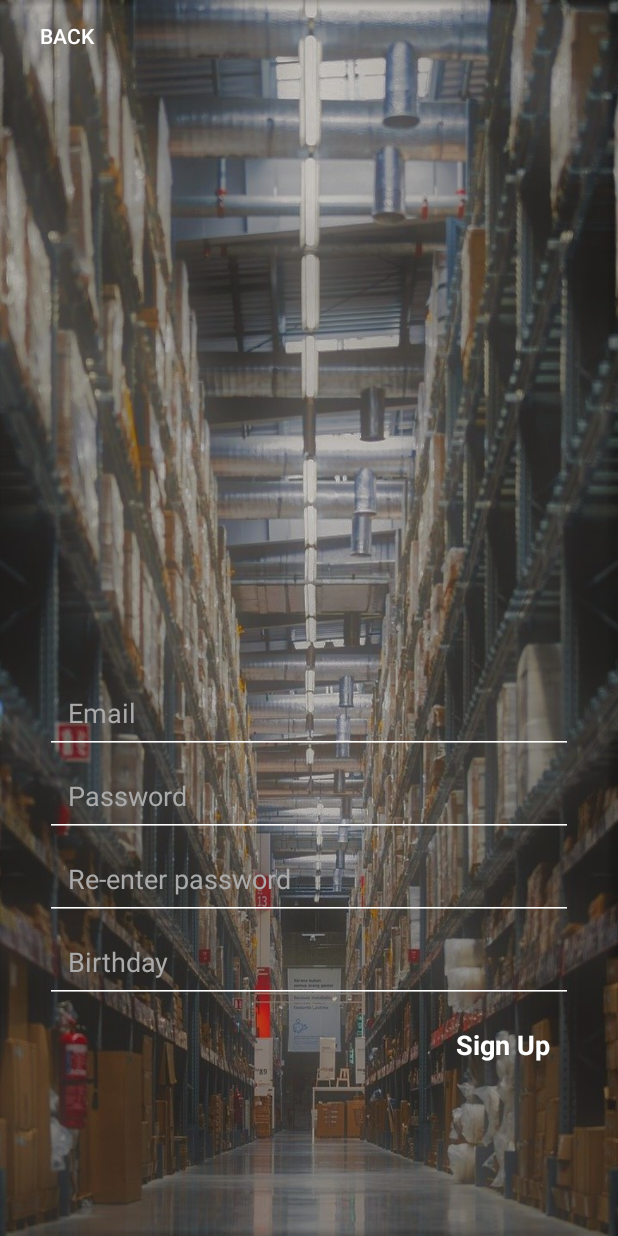
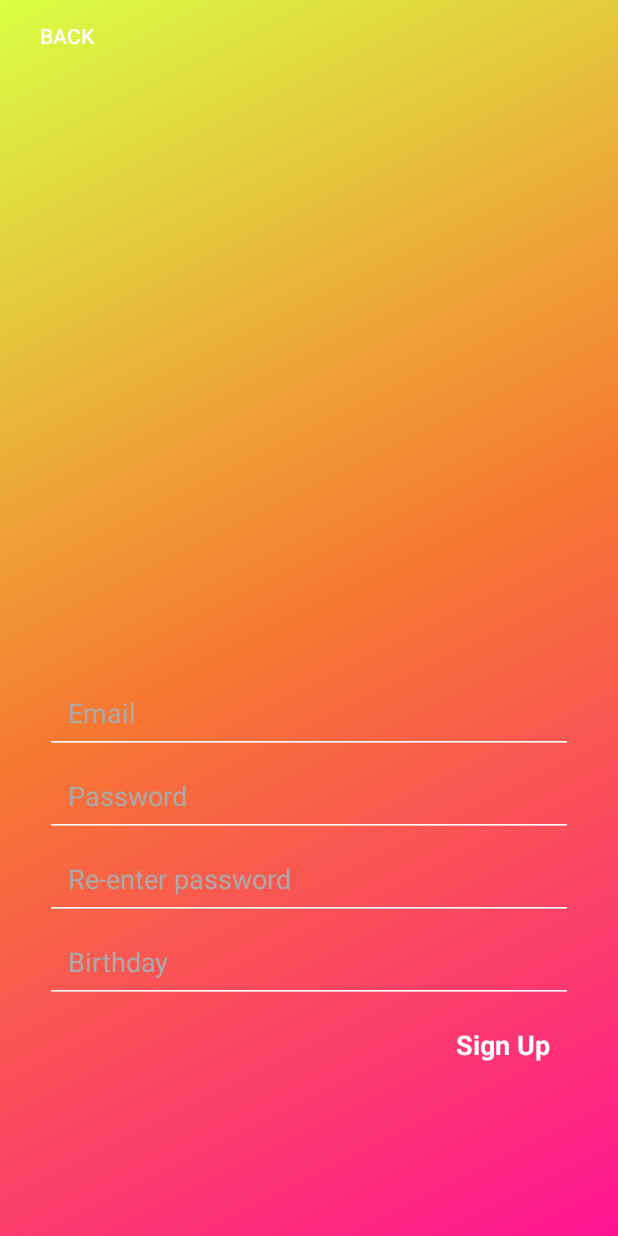
Before and after one commit to wilybear/SmartShopping, an Android app: the screen it shows after launch (MainActivity), after a tap on "Sign Up", on a phone screen of 412 x 824 dp. Run offline under Robolectric (Android 15) with nearby library versions, the phone set to English and light mode, and no system bars; our stand-ins replace Firebase (no records; nobody signed in at launch, a user with empty details on screens opened directly).

Commit message:
background,edit text, nav graph modified

```diff
--- a/app/src/main/java/com/example/smartshopping/viewmodel/SignUpViewModel.java
+++ b/app/src/main/java/com/example/smartshopping/viewmodel/SignUpViewModel.java
@@ -2,6 +2,9 @@ package com.example.smartshopping.viewmodel;
 
 import android.app.Application;
 import android.os.Build;
+import android.text.TextUtils;
+import android.util.Patterns;
+import android.widget.EditText;
 
 import androidx.annotation.NonNull;
 import androidx.annotation.RequiresApi;
@@ -14,6 +17,7 @@ import com.google.firebase.auth.FirebaseUser;
 public class SignUpViewModel extends AndroidViewModel {
     private AppRepository appRepository;
     private MutableLiveData<FirebaseUser> userMutableLiveData;
+
 
     public SignUpViewModel(@NonNull Application application) {
         super(application);
@@ -32,4 +36,9 @@ public class SignUpViewModel extends AndroidViewModel {
     public MutableLiveData<FirebaseUser> getUserMutableLiveData() {
         return userMutableLiveData;
     }
+
+    public boolean isEmail(EditText text) {
+        CharSequence email = text.getText().toString();
+        return (!TextUtils.isEmpty(email) && Patterns.EMAIL_ADDRESS.matcher(email).matches());
+    }
 }
--- a/app/src/main/java/com/example/smartshopping/views/SignInFragment.java
+++ b/app/src/main/java/com/example/smartshopping/views/SignInFragment.java
@@ -1,16 +1,20 @@
 package com.example.smartshopping.views;
 
+import android.graphics.drawable.AnimationDrawable;
 import android.os.Build;
 import android.os.Bundle;
 import android.view.LayoutInflater;
 import android.view.View;
 import android.view.ViewGroup;
+import android.view.Window;
 import android.widget.EditText;
+import android.widget.RelativeLayout;
 import android.widget.TextView;
 
 import androidx.annotation.NonNull;
 import androidx.annotation.Nullable;
 import androidx.annotation.RequiresApi;
+import androidx.constraintlayout.widget.ConstraintSet;
 import androidx.fragment.app.Fragment;
 import androidx.lifecycle.Observer;
 import androidx.lifecycle.ViewModelProviders;
@@ -51,6 +55,12 @@ public class SignInFragment extends Fragment {
         pwdEditText = view.findViewById(R.id.pwdInput);
         signInText = view.findViewById(R.id.signInBtt);
         signUpText = view.findViewById(R.id.signUpBtt);
+        RelativeLayout signInRootLayout = view.findViewById(R.id.signInRootLayout);
+        signInRootLayout.setBackgroundResource(R.drawable.gradient_animation);
+        AnimationDrawable animationDrawable = (AnimationDrawable) signInRootLayout.getBackground();
+        animationDrawable.setEnterFadeDuration(10);
+        animationDrawable.setExitFadeDuration(5000);
+        animationDrawable.start();
 
         signInText.setOnClickListener(new View.OnClickListener() {
             @RequiresApi(api = Build.VERSION_CODES.P)
--- a/app/src/main/java/com/example/smartshopping/views/SignUpFragment.java
+++ b/app/src/main/java/com/example/smartshopping/views/SignUpFragment.java
@@ -1,12 +1,16 @@
 package com.example.smartshopping.views;
 
+import android.app.DatePickerDialog;
+import android.graphics.drawable.AnimationDrawable;
 import android.os.Build;
 import android.os.Bundle;
 import android.view.LayoutInflater;
 import android.view.View;
 import android.view.ViewGroup;
 import android.widget.Button;
+import android.widget.DatePicker;
 import android.widget.EditText;
+import android.widget.RelativeLayout;
 import android.widget.TextView;
 import android.widget.Toast;
 
@@ -21,16 +25,25 @@ import androidx.navigation.Navigation;
 
 import com.example.smartshopping.R;
 import com.example.smartshopping.viewmodel.SignUpViewModel;
+import com.google.android.play.core.splitinstall.c;
 import com.google.firebase.auth.FirebaseUser;
+
+import java.text.ParseException;
+import java.text.SimpleDateFormat;
+import java.util.Calendar;
+import java.util.Date;
+import java.util.Locale;
 
 public class SignUpFragment extends Fragment {
 
     private EditText emailEditText;
     private EditText pwdEditText;
     private TextView signUpText;
+    private EditText pwdEditText2;
     private EditText birthdayText;
     private Button backBtt;
     private SignUpViewModel signUpViewModel;
+
 
     @Override
     public void onCreate(@Nullable Bundle savedInstanceState) {
@@ -39,23 +52,58 @@ public class SignUpFragment extends Fragment {
         signUpViewModel.getUserMutableLiveData().observe(this, new Observer<FirebaseUser>() {
             @Override
             public void onChanged(FirebaseUser firebaseUser) {
-                if(firebaseUser!=null){
-                    Toast.makeText(getContext(),"User created", Toast.LENGTH_LONG).show();
+                if (firebaseUser != null) {
+                    Toast.makeText(getContext(), "User created", Toast.LENGTH_LONG).show();
                     Navigation.findNavController(getView()).navigate(R.id.action_signUpFragment_to_signInFragment2);
                 }
             }
         });
+
     }
 
     @Nullable
     @Override
     public View onCreateView(@NonNull LayoutInflater inflater, @Nullable ViewGroup container, @Nullable Bundle savedInstanceState) {
-        View view = inflater.inflate(R.layout.fragment_sign_up,container,false);
+        View view = inflater.inflate(R.layout.fragment_sign_up, container, false);
         emailEditText = view.findViewById(R.id.signUpEmailInput);
         pwdEditText = view.findViewById(R.id.signUpPwdInput);
+        pwdEditText2 = view.findViewById(R.id.signUpPwdInput2);
         signUpText = view.findViewById(R.id.signUpBtt);
         birthdayText = view.findViewById(R.id.signUpBirthdayInput);
         backBtt = view.findViewById(R.id.backBtt);
+
+        RelativeLayout signUpRootLayout = view.findViewById(R.id.signUpRootLayout);
+        signUpRootLayout.setBackgroundResource(R.drawable.gradient_animation);
+        AnimationDrawable animationDrawable = (AnimationDrawable) signUpRootLayout.getBackground();
+        animationDrawable.setEnterFadeDuration(10);
+        animationDrawable.setExitFadeDuration(5000);
+        animationDrawable.start();
+
+
+        // date picker
+        Calendar myCalendar = Calendar.getInstance();
+
+        DatePickerDialog.OnDateSetListener myDatePicker = new DatePickerDialog.OnDateSetListener() {
+            @Override
+            public void onDateSet(DatePicker view, int year, int month, int dayOfMonth) {
+                try {
+                    Date d = new SimpleDateFormat("yyyy-MM-dd", Locale.getDefault()).parse(year+"-"+(month+1)+"-"+dayOfMonth);
+                    updateLabel(d);
+                } catch (ParseException e) {
+                    e.printStackTrace();
+                }
+            }
+        };
+
+        birthdayText.setOnClickListener(new View.OnClickListener() {
+            @Override
+            public void onClick(View view) {
+                DatePickerDialog datePickerDialog = new DatePickerDialog(getContext(), myDatePicker, myCalendar.get(Calendar.YEAR), myCalendar.get(Calendar.MONTH), myCalendar.get(Calendar.DAY_OF_MONTH));
+                datePickerDialog.getDatePicker().setCalendarViewShown(false);
+
+                datePickerDialog.show();
+            }
+        });
 
         signUpText.setOnClickListener(new View.OnClickListener() {
             @RequiresApi(api = Build.VERSION_CODES.P)
@@ -63,8 +111,19 @@ public class SignUpFragment extends Fragment {
             public void onClick(View view) {
                 String email = emailEditText.getText().toString();
                 String password = pwdEditText.getText().toString();
-                if(email.length()>0 && password.length()>0) {
-                    signUpViewModel.signUp(email,password);
+                String password2 = pwdEditText2.getText().toString();
+                if (!signUpViewModel.isEmail(emailEditText)) {
+                    emailEditText.setError("Enter valid Email");
+                }
+                if (password.length() == 0) {
+                    pwdEditText.setError("Enter password");
+                }
+                if (!password.equals(password2)) {
+                    pwdEditText2.setError("Check password");
+                }
+                if (signUpViewModel.isEmail(emailEditText) && password.length() > 0
+                        && password.equals(password2)) {
+                    signUpViewModel.signUp(email, password);
                 }
             }
         });
@@ -75,7 +134,10 @@ public class SignUpFragment extends Fragment {
                 Navigation.findNavController(getView()).navigate(R.id.action_signUpFragment_to_signInFragment2);
             }
         });
-
         return view;
     }
+
+    private void updateLabel(Date d) {
+        birthdayText.setText(d.toString());
+    }
 }
--- /dev/null
+++ b/app/src/main/res/drawable/gradient_animation.xml
@@ -0,0 +1,13 @@
+<?xml version="1.0" encoding="utf-8"?>
+<animation-list xmlns:android="http://schemas.android.com/apk/res/android">
+
+    <item android:duration="5000"
+        android:drawable="@drawable/gradient_start"/>
+
+    <item android:duration="5000"
+          android:drawable="@drawable/gradient_center"/>
+
+    <item android:duration="5000"
+          android:drawable="@drawable/gradient_end"/>
+
+</animation-list>
--- /dev/null
+++ b/app/src/main/res/drawable/gradient_center.xml
@@ -0,0 +1,10 @@
+<?xml version="1.0" encoding="utf-8"?>
+<shape xmlns:android="http://schemas.android.com/apk/res/android"
+    android:shape="rectangle">
+    <gradient
+        android:type="linear"
+        android:angle="315"
+        android:startColor="@color/colorGradientCenter"
+        android:centerColor="@color/colorGradientEnd"
+        android:endColor="@color/colorGradientStart"/>
+</shape>
--- /dev/null
+++ b/app/src/main/res/drawable/gradient_end.xml
@@ -0,0 +1,10 @@
+<?xml version="1.0" encoding="utf-8"?>
+<shape xmlns:android="http://schemas.android.com/apk/res/android"
+    android:shape="rectangle">
+    <gradient
+        android:type="linear"
+        android:angle="315"
+        android:startColor="@color/colorGradientEnd"
+        android:centerColor="@color/colorGradientStart"
+        android:endColor="@color/colorGradientCenter"/>
+</shape>
--- /dev/null
+++ b/app/src/main/res/drawable/gradient_start.xml
@@ -0,0 +1,10 @@
+<?xml version="1.0" encoding="utf-8"?>
+<shape xmlns:android="http://schemas.android.com/apk/res/android"
+    android:shape="rectangle">
+    <gradient
+        android:type="linear"
+        android:angle="315"
+        android:startColor="@color/colorGradientStart"
+        android:centerColor="@color/colorGradientCenter"
+        android:endColor="@color/colorGradientEnd"/>
+</shape>
--- a/app/src/main/res/layout/fragment_sign_in.xml
+++ b/app/src/main/res/layout/fragment_sign_in.xml
@@ -4,7 +4,8 @@
     android:layout_height="match_parent"
     xmlns:app="http://schemas.android.com/apk/res-auto"
     android:layout_gravity="center"
-    android:background="@drawable/login_background">
+    android:id="@+id/signInRootLayout"
+    >
 
     <TextView
         android:layout_width="wrap_content"
@@ -35,6 +36,9 @@
             android:padding="15dp"
             android:layout_marginStart="30dp"
             android:layout_marginEnd="30dp"
+            android:inputType="textEmailAddress"
+            android:singleLine="true"
+            android:nextFocusDown="@id/pwdInput"
             android:backgroundTint="@android:color/white"
             android:textColor="@android:color/white"
             android:textColorHint="@android:color/darker_gray"/>
@@ -42,6 +46,9 @@
             android:id="@+id/pwdInput"
             android:layout_width="match_parent"
             android:layout_height="wrap_content"
+            android:inputType="textPassword"
+            android:singleLine="true"
+            android:imeOptions="actionDone"
             android:hint="Password"
             android:backgroundTint="@android:color/white"
             android:textColor="@android:color/white"
--- a/app/src/main/res/layout/fragment_sign_up.xml
+++ b/app/src/main/res/layout/fragment_sign_up.xml
@@ -2,6 +2,7 @@
 <RelativeLayout
     xmlns:android="http://schemas.android.com/apk/res/android" android:layout_width="match_parent"
     android:layout_height="match_parent"
+    android:id="@+id/signUpRootLayout"
     android:background="@drawable/login_background"
     >
     <Button
@@ -29,6 +30,9 @@
             android:layout_height="wrap_content"
             android:hint="Email"
             android:padding="15dp"
+            android:inputType="textEmailAddress"
+            android:singleLine="true"
+            android:nextFocusDown="@id/signUpPwdInput"
             android:layout_marginStart="30dp"
             android:layout_marginEnd="30dp"
             android:backgroundTint="@android:color/white"
@@ -39,6 +43,10 @@
             android:id="@+id/signUpPwdInput"
             android:layout_height="wrap_content"
             android:hint="Password"
+
+            android:inputType="textPassword"
+            android:singleLine="true"
+            android:nextFocusDown="@id/signUpPwdInput2"
             android:padding="15dp"
             android:layout_marginStart="30dp"
             android:layout_marginEnd="30dp"
@@ -50,6 +58,10 @@
             android:id="@+id/signUpPwdInput2"
             android:layout_height="wrap_content"
             android:hint="Re-enter password"
+
+            android:inputType="textPassword"
+            android:singleLine="true"
+            android:nextFocusDown="@id/signUpBirthdayInput"
             android:padding="15dp"
             android:layout_marginStart="30dp"
             android:layout_marginEnd="30dp"
@@ -63,6 +75,8 @@
             android:hint="Birthday"
             android:clickable="true"
             android:inputType="date"
+            android:singleLine="true"
+            android:imeOptions="actionDone"
             android:padding="15dp"
             android:layout_marginStart="30dp"
             android:layout_marginEnd="30dp"
--- a/app/src/main/res/navigation/nav_graph.xml
+++ b/app/src/main/res/navigation/nav_graph.xml
@@ -8,10 +8,14 @@
         android:label="SignInFragment" >
         <action
             android:id="@+id/action_signInFragment_to_signUpFragment2"
-            app:destination="@id/signUpFragment" />
+            app:destination="@id/signUpFragment"
+            />
         <action
             android:id="@+id/action_signInFragment_to_itemListFragment"
-            app:destination="@id/itemListFragment" />
+            app:destination="@id/itemListFragment"
+            app:popUpTo="@id/signInFragment"
+            app:popUpToInclusive="true"
+            />
     </fragment>
     <fragment
         android:id="@+id/itemListFragment"
@@ -19,7 +23,9 @@
         android:label="ItemListFragment" >
         <action
             android:id="@+id/action_itemListFragment_to_signInFragment"
-            app:destination="@id/signInFragment" />
+            app:destination="@id/signInFragment"
+            app:popUpTo="@id/itemListFragment"
+            app:popUpToInclusive="true"/>
     </fragment>
     <fragment
         android:id="@+id/signUpFragment"
@@ -27,6 +33,7 @@
         android:label="SignUpFragment" >
         <action
             android:id="@+id/action_signUpFragment_to_signInFragment2"
-            app:destination="@id/signInFragment" />
+            app:destination="@id/signInFragment"
+             />
     </fragment>
 </navigation>
--- a/app/src/main/res/values/colors.xml
+++ b/app/src/main/res/values/colors.xml
@@ -3,4 +3,10 @@
     <color name="colorPrimary">#6200EE</color>
     <color name="colorPrimaryDark">#3700B3</color>
     <color name="colorAccent">#03DAC5</color>
+
+    <color name="colorTransparent">#00ffffff</color>
+
+    <color name="colorGradientStart">#D9FF43</color>
+    <color name="colorGradientCenter">#F67831</color>
+    <color name="colorGradientEnd">#FF1493</color>
 </resources>
--- a/app/src/main/res/values/styles.xml
+++ b/app/src/main/res/values/styles.xml
@@ -3,7 +3,7 @@
     <style name="AppTheme" parent="Theme.AppCompat.Light.NoActionBar">
         <!-- Customize your theme here. -->
         <item name="colorPrimary">@color/colorPrimary</item>
-        <item name="colorPrimaryDark">@color/colorPrimaryDark</item>
+        <item name="colorPrimaryDark">@android:color/background_dark</item>
         <item name="colorAccent">@color/colorAccent</item>
     </style>
 
```
